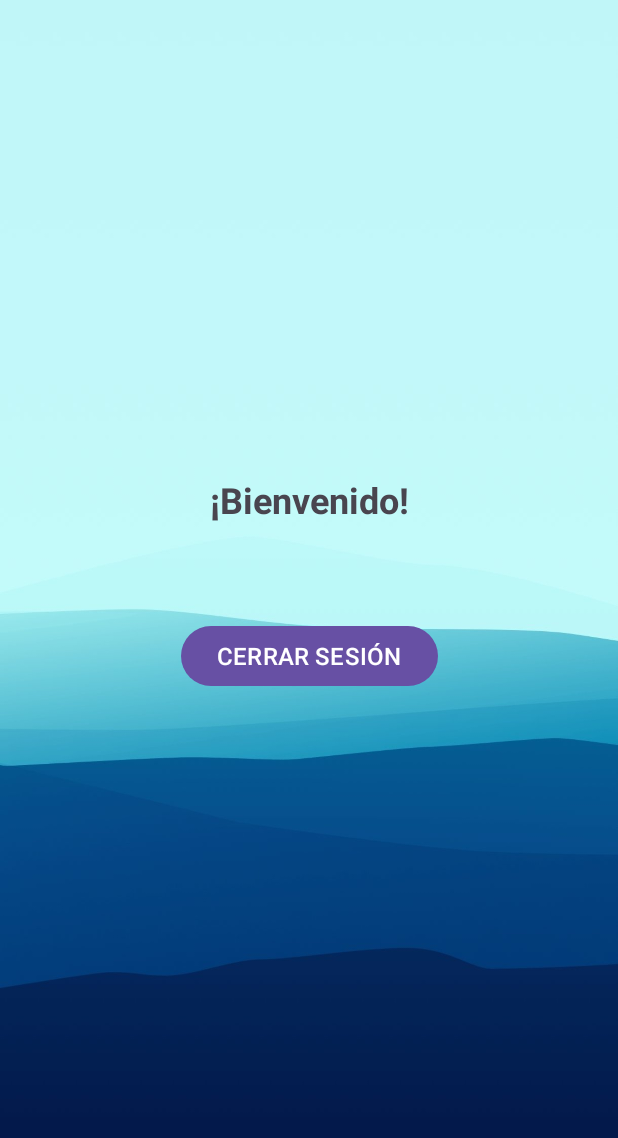
After one commit to FabricioG2022/MiPrimeraApp, an Android app: the HomeActivity screen opened directly, with no data from a screen before it, on a phone screen of 412 x 824 dp. The commit adds this screen. Shown: the top 1138 px of the screen. Run offline under Robolectric (Android 15) with nearby library versions, the phone set to English and light mode, and no system bars.

Commit message:
feat: creacion homeActivity xml y java

```diff
--- a/app/src/main/AndroidManifest.xml
+++ b/app/src/main/AndroidManifest.xml
@@ -25,6 +25,7 @@
         <activity
             android:name=".RegistroActivity"
             android:exported="false" />
+        <activity android:name=".HomeActivity" />
     </application>
 
 </manifest>
--- /dev/null
+++ b/app/src/main/java/com/fabricodedev/myapplication/HomeActivity.java
@@ -0,0 +1,55 @@
+package com.fabricodedev.myapplication;
+
+import android.content.Intent;
+import android.os.Bundle;
+import android.widget.Button;
+import android.widget.TextView;
+
+import androidx.activity.EdgeToEdge;
+import androidx.appcompat.app.AppCompatActivity;
+import androidx.core.graphics.Insets;
+import androidx.core.view.ViewCompat;
+import androidx.core.view.WindowInsetsCompat;
+
+public class HomeActivity extends AppCompatActivity {
+
+    private TextView tvBienvenida;
+    private Button btnCerrarSesion;
+
+    @Override
+    protected void onCreate(Bundle savedInstanceState) {
+        super.onCreate(savedInstanceState);
+        EdgeToEdge.enable(this);
+        setContentView(R.layout.activity_home);
+
+        ViewCompat.setOnApplyWindowInsetsListener(findViewById(R.id.main), (v, insets) -> {
+            Insets systemBars = insets.getInsets(WindowInsetsCompat.Type.systemBars());
+            v.setPadding(systemBars.left, systemBars.top, systemBars.right, systemBars.bottom);
+            return insets;
+        });
+
+        tvBienvenida = findViewById(R.id.tv_bienvenida);
+        btnCerrarSesion = findViewById(R.id.btn_cerrar_sesion);
+
+        // 1. OBTENER EL NOMBRE DE USUARIO del Intent
+        String username = getIntent().getStringExtra("EXTRA_USERNAME");
+
+        if (username != null && !username.isEmpty()) {
+            tvBienvenida.setText("¡Bienvenido, " + username + "!");
+        } else {
+            tvBienvenida.setText("¡Bienvenido!");
+        }
+
+        // 2. Lógica del botón Cerrar Sesión
+        btnCerrarSesion.setOnClickListener(v -> {
+            // Regresar al Login y limpiar todas las actividades anteriores
+            Intent intent = new Intent(HomeActivity.this, LoginActivity.class);
+
+            // Estas flags aseguran que el usuario no pueda volver a Home con el botón 'Atrás'
+            intent.setFlags(Intent.FLAG_ACTIVITY_NEW_TASK | Intent.FLAG_ACTIVITY_CLEAR_TASK);
+
+            startActivity(intent);
+            finish(); // Finaliza HomeActivity
+        });
+    }
+}
--- /dev/null
+++ b/app/src/main/res/layout/activity_home.xml
@@ -0,0 +1,36 @@
+<?xml version="1.0" encoding="utf-8"?>
+<androidx.constraintlayout.widget.ConstraintLayout xmlns:android="http://schemas.android.com/apk/res/android"
+    xmlns:app="http://schemas.android.com/apk/res-auto"
+    xmlns:tools="http://schemas.android.com/tools"
+    android:id="@+id/main"
+    android:background="@drawable/fondo"
+    android:layout_width="match_parent"
+    android:layout_height="match_parent"
+    tools:context=".HomeActivity">
+
+    <TextView
+        android:id="@+id/tv_bienvenida"
+        android:layout_width="wrap_content"
+        android:layout_height="wrap_content"
+        android:text="¡Bienvenido!"
+        android:textSize="24sp"
+        android:textStyle="bold"
+        app:layout_constraintBottom_toBottomOf="parent"
+        app:layout_constraintEnd_toEndOf="parent"
+        app:layout_constraintStart_toStartOf="parent"
+        app:layout_constraintTop_toTopOf="parent"
+        app:layout_constraintVertical_bias="0.4" />
+
+    <Button
+        android:id="@+id/btn_cerrar_sesion"
+        android:layout_width="wrap_content"
+        android:layout_height="wrap_content"
+        android:layout_marginTop="64dp"
+        android:text="CERRAR SESIÓN"
+        android:textColor="@color/white"
+        android:textSize="16sp"
+        app:layout_constraintEnd_toEndOf="parent"
+        app:layout_constraintStart_toStartOf="parent"
+        app:layout_constraintTop_toBottomOf="@+id/tv_bienvenida" />
+
+</androidx.constraintlayout.widget.ConstraintLayout>
--- a/app/src/main/res/layout/activity_login.xml
+++ b/app/src/main/res/layout/activity_login.xml
@@ -28,7 +28,7 @@
         android:textStyle="bold"
         app:layout_constraintBottom_toTopOf="@+id/et_nombre_usuario"
         app:layout_constraintEnd_toEndOf="parent"
-        app:layout_constraintHorizontal_bias="0.083"
+        app:layout_constraintHorizontal_bias="0.129"
         app:layout_constraintStart_toStartOf="parent" />
 
     <EditText
```
